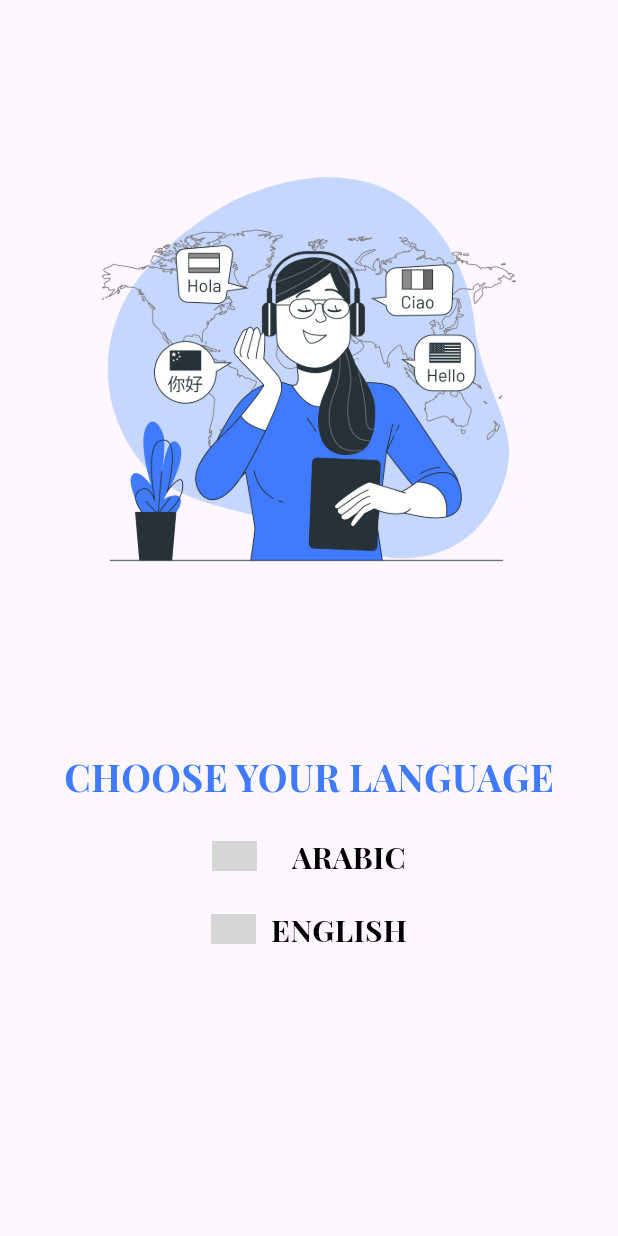
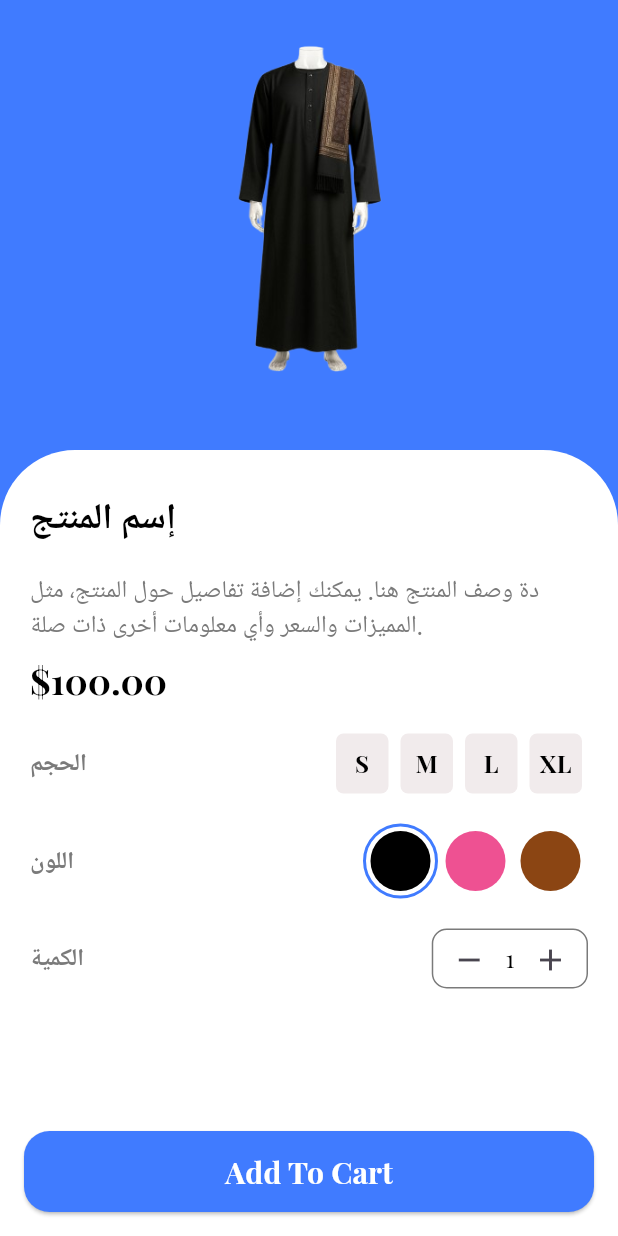
Before and after one commit to QShutta/e-commerce-don-khalid, a Flutter app: the screen it shows after launch, on a phone screen of 412 x 824 dp. Run offline on Flutter 3.47's test engine with Material 3 defaults, Android fonts, the phone set to English and light mode, and no system bars; our stand-ins replace cached_network_image, carousel_slider, dartz, firebase_core, firebase_messaging, flutter_otp_text_field and 7 more; missing offline and left inert: dart:ffi; accounts and stored records are empty; project files that could hold a hidden picture were left out; grey boxes are pictures that could not be loaded.

Commit message:
after of complete the details_page by me self before of 75

```diff
--- /dev/null
+++ b/lib/controller/product_details_controller.dart
@@ -0,0 +1,62 @@
+import 'dart:ui';
+
+import 'package:flutter/material.dart';
+import 'package:get/get.dart';
+
+abstract class ProductDetailsController extends GetxController {
+  void changeSelectedSize(String size);
+  void changeSelctedColor(Color color);
+  void increaseQuantity();
+  void decreaseQuantity();
+  void addToCart();
+}
+
+class ProductDetailsControllerImp extends ProductDetailsController {
+  String selectedSize = '';
+  Color selectedColor = Colors.black;
+  int quantity = 1;
+  List<String> sizes = ["S", "M", "L", "XL"];
+  List<Color> colors = [
+    Color.fromARGB(255, 0, 0, 0), // Black
+    Color.fromARGB(255, 238, 81, 146), // White
+    Color(0xFF8B4513), // Brown (SaddleBrown)
+  ];
+  @override
+  void changeSelectedSize(String size) {
+    selectedSize = size;
+    update();
+  }
+
+  @override
+  void changeSelctedColor(Color color) {
+    selectedColor = color;
+    update();
+  }
+
+  @override
+  void increaseQuantity() {
+    quantity++;
+    update();
+  }
+
+  @override
+  void decreaseQuantity() {
+    // Prevent quantity from going below 1
+    // لأنو ما منطقي المستخدم يختار 0 أو قيمة سالبة،
+    // ولو حصلت حتعمل مشاكل في السلة وحساب السعر.
+    if (quantity > 1) {
+      quantity--;
+      update();
+    }
+  }
+
+  @override
+  void addToCart() {
+    // Logic to add the product to the cart
+    // This could involve calling a service or updating a cart model
+    print(
+      'Product added to cart with size: $selectedSize, color: $selectedColor, quantity: $quantity',
+    );
+    update();
+  }
+}
--- a/lib/core/constants/image_assets.dart
+++ b/lib/core/constants/image_assets.dart
@@ -46,4 +46,6 @@ class ImageAssets {
       'assets/images/home/banner_slider_images/don_perfume_gpt.png';
   static const String bannerDonJalabye =
       'assets/images/home/banner_slider_images/don_jalabye_gpt.png';
+  // static const String bannerDonJalabye2 =
+  //     'assets/images/home/banner_slider_images/don_jalabye_gpt2.png';
 }
--- a/lib/main.dart
+++ b/lib/main.dart
@@ -4,6 +4,8 @@ import 'package:e_commerce_halfa/core/localization/locale_controller.dart';
 import 'package:e_commerce_halfa/core/localization/translation.dart';
 import 'package:e_commerce_halfa/core/services/services.dart';
 import 'package:e_commerce_halfa/routest.dart';
+import 'package:e_commerce_halfa/test.dart';
+import 'package:e_commerce_halfa/view/screens/product_details.dart';
 import 'package:firebase_core/firebase_core.dart';
 import 'package:flutter/material.dart';
 import 'package:get/get.dart';
@@ -36,9 +38,9 @@ class MainApp extends StatelessWidget {
       translations: MyTranslation(),
       initialBinding: InitialBinding(),
       debugShowCheckedModeBanner: false,
-      // home: Test(),
-      initialRoute: AppRoutes.languageSelection,
-      getPages: appPages,
+      home: ProductDetails(),
+      // initialRoute: AppRoutes.languageSelection,
+      // getPages: appPages,
     );
   }
 }
--- a/lib/routest.dart
+++ b/lib/routest.dart
@@ -19,7 +19,7 @@ List<GetPage> appPages = [
   GetPage(
     name: AppRoutes.languageSelection,
     page: () => LanguageSelection(),
-    middlewares: [InitMiddleware()],
+    // middlewares: [InitMiddleware()],
     transition: Transition.fadeIn,
     transitionDuration: const Duration(milliseconds: 500),
   ),
--- /dev/null
+++ b/lib/view/screens/product_details.dart
@@ -0,0 +1,55 @@
+import 'package:e_commerce_halfa/controller/product_details_controller.dart';
+import 'package:e_commerce_halfa/core/constants/app_routes.dart';
+import 'package:e_commerce_halfa/core/constants/color_app.dart';
+import 'package:e_commerce_halfa/core/constants/image_assets.dart';
+import 'package:e_commerce_halfa/view/widgets/auth/sign_in_widgets/sign_in_form.dart';
+import 'package:e_commerce_halfa/view/widgets/auth/sign_in_widgets/sign_in_header.dart';
+import 'package:e_commerce_halfa/view/widgets/product_details_widgets.dart/add_to_cart__button.dart';
+import 'package:e_commerce_halfa/view/widgets/product_details_widgets.dart/product_color_widgit.dart';
+import 'package:e_commerce_halfa/view/widgets/product_details_widgets.dart/product_details_body.dart';
+import 'package:e_commerce_halfa/view/widgets/product_details_widgets.dart/product_details_header.dart';
+import 'package:flutter/material.dart';
+import 'package:get/get.dart';
+
+class ProductDetails extends StatelessWidget {
+  ProductDetails({super.key});
+
+  final ProductDetailsControllerImp productDetailsControllerImp = Get.put(
+    ProductDetailsControllerImp(),
+  );
+  @override
+  Widget build(BuildContext context) {
+    return Scaffold(
+      bottomNavigationBar: AddToCartButton(),
+      resizeToAvoidBottomInset: true,
+      backgroundColor: AppColor.primaryColor, // Match top Container's color
+      body: SafeArea(
+        child: GetBuilder<ProductDetailsControllerImp>(
+          builder: (controller) {
+            return ListView(
+              shrinkWrap: true,
+              children: [
+                Column(
+                  children: [
+                    // الجزء العلوي (الخلفية الملونة)
+                    ProductDetailsHeader(
+                      imagePath: ImageAssets.bannerDonJalabye,
+                      backgroundColor: AppColor.primaryColor,
+                      containerHight: 300,
+                      imageWidth: 300,
+                      imageHeight: 300,
+                      imageBottomSpace: 10,
+                    ),
+                    // Image.asset(ImageAssets.bannerDonJalabye),
+                    // الجزء السفلي (نموذج تسجيل الدخول)
+                    ProductDetailsBody(),
+                  ],
+                ),
+              ],
+            );
+          },
+        ),
+      ),
+    );
+  }
+}
--- /dev/null
+++ b/lib/view/widgets/product_details_widgets.dart/add_to_cart__button.dart
@@ -0,0 +1,35 @@
+import 'package:e_commerce_halfa/core/constants/color_app.dart';
+import 'package:flutter/material.dart';
+
+class AddToCartButton extends StatelessWidget {
+  const AddToCartButton({super.key});
+
+  @override
+  Widget build(BuildContext context) {
+    return Container(
+      height: 70,
+      padding: EdgeInsets.fromLTRB(16, 0, 16, 16),
+      // margin: EdgeInsets.only(bottom: 20, left: 16, right: 16),
+      //Why did you put this white color?xxxxxxxxxxxxxxxxxxxxxx
+      color: Colors.white,
+      child: ElevatedButton(
+        onPressed: () {},
+        style: ElevatedButton.styleFrom(
+          backgroundColor:
+              AppColor.primaryColor, // Use primary color for the button
+          shape: RoundedRectangleBorder(
+            borderRadius: BorderRadius.circular(17),
+          ),
+        ),
+        child: Text(
+          "Add To Cart",
+          style: TextStyle(
+            color: Colors.white,
+            fontSize: 20,
+            fontWeight: FontWeight.bold,
+          ),
+        ),
+      ),
+    );
+  }
+}
--- /dev/null
+++ b/lib/view/widgets/product_details_widgets.dart/product_color_widgit.dart
@@ -0,0 +1,63 @@
+import 'dart:ffi';
+
+import 'package:e_commerce_halfa/controller/product_details_controller.dart';
+import 'package:e_commerce_halfa/core/constants/color_app.dart';
+import 'package:flutter/material.dart';
+import 'package:get/get.dart';
+
+class ProductColorsWidget extends StatelessWidget {
+  ProductColorsWidget({super.key});
+  final ProductDetailsControllerImp productDetailsControllerImp = Get.find();
+  @override
+  Widget build(BuildContext context) {
+    return GetBuilder<ProductDetailsControllerImp>(
+      builder: (controller) {
+        return Row(
+          children: [
+            Text(
+              "اللون",
+              style: Theme.of(context).textTheme.bodyMedium!.copyWith(
+                fontWeight: FontWeight.bold,
+                color: AppColor.greyText,
+              ),
+            ),
+            Spacer(),
+
+            ...List.generate(productDetailsControllerImp.colors.length, (
+              index,
+            ) {
+              //الشرط دة عشان يخلي اللو ن التم اختيارو يكون عندو شكل مختلف عن بقية الالوان.
+              var isSelected =
+                  productDetailsControllerImp.selectedColor ==
+                  productDetailsControllerImp.colors[index];
+              return InkWell(
+                onTap: () {
+                  productDetailsControllerImp.changeSelctedColor(
+                    productDetailsControllerImp.colors[index],
+                  );
+                },
+                child: Container(
+                  //this will represen the space between of the circlueravter(color) and the outline border.
+                  padding: const EdgeInsets.all(3.0),
+                  decoration: BoxDecoration(
+                    shape: BoxShape.circle,
+                    border: Border.all(
+                      color:
+                          isSelected == true
+                              ? AppColor.primaryColor
+                              : Colors.transparent,
+                      width: 2,
+                    ),
+                  ),
+                  child: CircleAvatar(
+                    backgroundColor: productDetailsControllerImp.colors[index],
+                  ),
+                ),
+              );
+            }),
+          ],
+        );
+      },
+    );
+  }
+}
--- /dev/null
+++ b/lib/view/widgets/product_details_widgets.dart/product_details_body.dart
@@ -0,0 +1,67 @@
+import 'package:e_commerce_halfa/controller/product_details_controller.dart';
+import 'package:e_commerce_halfa/core/constants/color_app.dart';
+import 'package:e_commerce_halfa/view/widgets/product_details_widgets.dart/product_color_widgit.dart';
+import 'package:e_commerce_halfa/view/widgets/product_details_widgets.dart/product_quantity_widget.dart';
+import 'package:e_commerce_halfa/view/widgets/product_details_widgets.dart/product_size_widget.dart';
+import 'package:flutter/material.dart';
+import 'package:get/get.dart';
+
+class ProductDetailsBody extends StatelessWidget {
+  ProductDetailsBody({super.key});
+
+  @override
+  Widget build(BuildContext context) {
+    return ClipRRect(
+      borderRadius: const BorderRadius.only(
+        topLeft: Radius.circular(50),
+        topRight: Radius.circular(50),
+      ),
+      child: Container(
+        width: double.infinity,
+        height: MediaQuery.of(context).size.height - 250,
+        padding: const EdgeInsets.symmetric(horizontal: 20, vertical: 30),
+        color: Colors.white,
+
+        child: Column(
+          crossAxisAlignment: CrossAxisAlignment.start,
+          children: [
+            SizedBox(
+              width: double.infinity,
+              child: Text(
+                textAlign: TextAlign.start,
+                "إسم المنتج",
+                style: Theme.of(context).textTheme.headlineMedium,
+              ),
+            ),
+            SizedBox(height: 20),
+            SizedBox(
+              width: double.infinity,
+              child: Text(
+                textAlign: TextAlign.start,
+                "دة وصف المنتج هنا. يمكنك إضافة تفاصيل حول المنتج، مثل المميزات والسعر وأي معلومات أخرى ذات صلة.",
+                style: Theme.of(
+                  context,
+                ).textTheme.bodyMedium!.copyWith(color: AppColor.greyText),
+              ),
+            ),
+            SizedBox(height: 10),
+            SizedBox(
+              width: double.infinity,
+              child: Text(
+                textAlign: TextAlign.start,
+                "\$100.00",
+                style: Theme.of(context).textTheme.headlineMedium,
+              ),
+            ),
+            SizedBox(height: 20),
+            ProductSizeWidget(),
+            SizedBox(height: 20),
+            ProductColorsWidget(),
+            SizedBox(height: 20),
+            ProductQuantityWidget(),
+          ],
+        ),
+      ),
+    );
+  }
+}
--- /dev/null
+++ b/lib/view/widgets/product_details_widgets.dart/product_details_header.dart
@@ -0,0 +1,48 @@
+import 'package:e_commerce_halfa/core/constants/image_assets.dart';
+import 'package:flutter/material.dart';
+import 'package:flutter_svg/svg.dart';
+
+class ProductDetailsHeader extends StatelessWidget {
+  final Color? backgroundColor;
+  final double containerHight;
+  final String? imagePath;
+  final double? imageWidth;
+  final double? imageHeight;
+  final double? imageBottomSpace;
+
+  const ProductDetailsHeader({
+    super.key,
+    required this.imagePath,
+    required this.containerHight,
+    this.backgroundColor = const Color(0xFF3B5998),
+    required this.imageWidth,
+    required this.imageHeight,
+    required this.imageBottomSpace,
+  });
+
+  @override
+  Widget build(BuildContext context) {
+    return SizedBox(
+      width: double.infinity,
+      height: containerHight,
+      child: Stack(
+        alignment: Alignment.center,
+        children: [
+          // اللون الخلفي
+          Container(
+            width: double.infinity,
+            height: containerHight,
+            color: backgroundColor,
+          ),
+
+          Positioned(
+            bottom: imageBottomSpace,
+            width: imageWidth,
+            height: imageHeight,
+            child: SizedBox(child: Image.asset(imagePath!, fit: BoxFit.cover)),
+          ),
+        ],
+      ),
+    );
+  }
+}
--- /dev/null
+++ b/lib/view/widgets/product_details_widgets.dart/product_quantity_widget.dart
@@ -0,0 +1,55 @@
+import 'package:e_commerce_halfa/controller/product_details_controller.dart';
+import 'package:e_commerce_halfa/core/constants/color_app.dart';
+import 'package:flutter/material.dart';
+import 'package:get/get.dart';
+
+class ProductQuantityWidget extends StatelessWidget {
+  ProductQuantityWidget({super.key});
+  final ProductDetailsControllerImp productDetailsControllerImp = Get.find();
+  @override
+  Widget build(BuildContext context) {
+    return GetBuilder<ProductDetailsControllerImp>(
+      builder: (controller) {
+        return Row(
+          children: [
+            Text(
+              "الكمية",
+              style: Theme.of(context).textTheme.bodyMedium!.copyWith(
+                fontWeight: FontWeight.bold,
+                color: AppColor.greyText,
+              ),
+            ),
+            Spacer(),
+            Container(
+              height: 40,
+              decoration: BoxDecoration(
+                border: Border.all(color: AppColor.greyText),
+                borderRadius: BorderRadius.circular(10),
+              ),
+              child: Row(
+                children: [
+                  IconButton(
+                    onPressed: () {
+                      productDetailsControllerImp.decreaseQuantity();
+                    },
+                    icon: Icon(Icons.remove),
+                  ),
+                  Text(
+                    productDetailsControllerImp.quantity.toString(),
+                    style: Theme.of(context).textTheme.bodyMedium,
+                  ),
+                  IconButton(
+                    onPressed: () {
+                      productDetailsControllerImp.increaseQuantity();
+                    },
+                    icon: Icon(Icons.add),
+                  ),
+                ],
+              ),
+            ),
+          ],
+        );
+      },
+    );
+  }
+}
--- /dev/null
+++ b/lib/view/widgets/product_details_widgets.dart/product_size_widget.dart
@@ -0,0 +1,73 @@
+import 'package:e_commerce_halfa/controller/product_details_controller.dart';
+import 'package:e_commerce_halfa/core/constants/color_app.dart';
+import 'package:flutter/material.dart';
+import 'package:get/get.dart';
+
+class ProductSizeWidget extends StatelessWidget {
+  ProductSizeWidget({super.key});
+  final ProductDetailsControllerImp productDetailsControllerImp = Get.find();
+  @override
+  Widget build(BuildContext context) {
+    return GetBuilder<ProductDetailsControllerImp>(
+      builder: (controller) {
+        return Row(
+          children: [
+            Text(
+              "الحجم",
+              style: Theme.of(context).textTheme.bodyMedium!.copyWith(
+                fontWeight: FontWeight.bold,
+                color: AppColor.greyText,
+              ),
+            ),
+            Spacer(),
+
+            ...List.generate(productDetailsControllerImp.sizes.length, (index) {
+              /*ماذا يفعل؟
+                  يقارن بين الحجم الحالي في اللوب
+                  (sizes[index])
+                  وبين الحجم الذي اختاره المستخدم والمحفوظ في
+                  controller.selectedSize.
+                  إذا كانا متساويين → isSelected تصبح true.
+                  إذا لم يكونا متساويين → isSelected تصبح false.
+                    لماذا نحتاجها؟
+                    نستخدمها لتغيير شكل المربع (Container) إذا كان هو الحجم المختار.
+                  */
+              bool isSelected =
+                  productDetailsControllerImp.selectedSize ==
+                  productDetailsControllerImp.sizes[index];
+              return InkWell(
+                onTap: () {
+                  print(
+                    "user select  ${productDetailsControllerImp.sizes[index]}..",
+                  );
+                  productDetailsControllerImp.changeSelectedSize(
+                    productDetailsControllerImp.sizes[index],
+                  );
+                },
+                child: Container(
+                  width: 35,
+                  height: 40,
+                  margin: const EdgeInsets.symmetric(horizontal: 4),
+                  decoration: BoxDecoration(
+                    //Why to use this condition?
+                    //عشان لمن المستخدم يختار حجم لازم يكون لون الحجم المختار مختلف عن الباقين
+                    color:
+                        isSelected ? AppColor.primaryColor : Color(0xFFF1EBEC),
+                    borderRadius: BorderRadius.circular(5),
+                  ),
+                  child: Center(
+                    child: Text(
+                      textAlign: TextAlign.center,
+                      productDetailsControllerImp.sizes[index],
+                      style: const TextStyle(fontWeight: FontWeight.bold),
+                    ),
+                  ),
+                ),
+              );
+            }),
+          ],
+        );
+      },
+    );
+  }
+}
```
Also changed, not shown: assets/images/home/banner_slider_images/don_jalabye_gpt.png, assets/images/home/banner_slider_images/don_perfume_gpt.png, lib/view/widgets/proudcts_page_widgets/products_catogery_list.dart (added).
